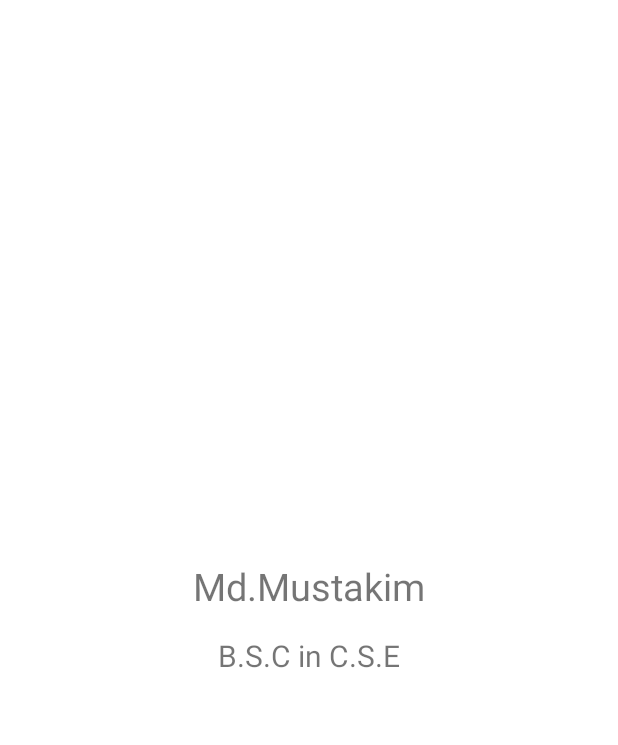
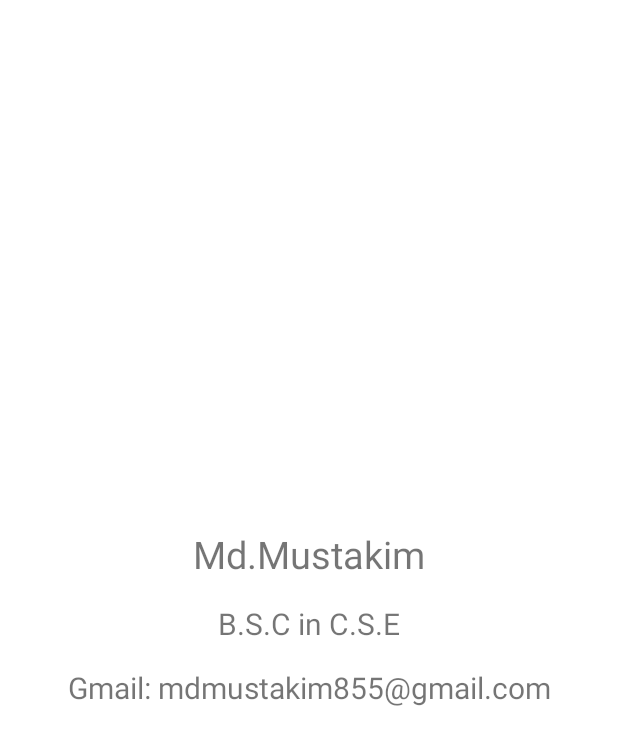
Before and after one commit to Mustakim-final/messanger, an Android app: the AboutActivity screen opened directly, with no data from a screen before it, on a phone screen of 412 x 824 dp. Shown: the top 745 px of the screen. Run offline under Robolectric (Android 15) with nearby library versions, the phone set to English and light mode, and no system bars.

Commit message:
some edit

```diff
--- a/app/src/main/res/layout/activity_about.xml
+++ b/app/src/main/res/layout/activity_about.xml
@@ -27,4 +27,15 @@
 
     </TextView>
 
+    <TextView
+        android:layout_width="match_parent"
+        android:layout_height="wrap_content"
+        android:gravity="center_horizontal"
+        android:textIsSelectable="true"
+        android:paddingTop="15dp"
+        android:text="Gmail: mdmustakim855@gmail.com"
+        android:textSize="20sp">
+
+    </TextView>
+
 </LinearLayout>
```
Also changed, not shown: app/src/main/java/com/example/messenger/MessageActivity.java (+17 -1 lines).
